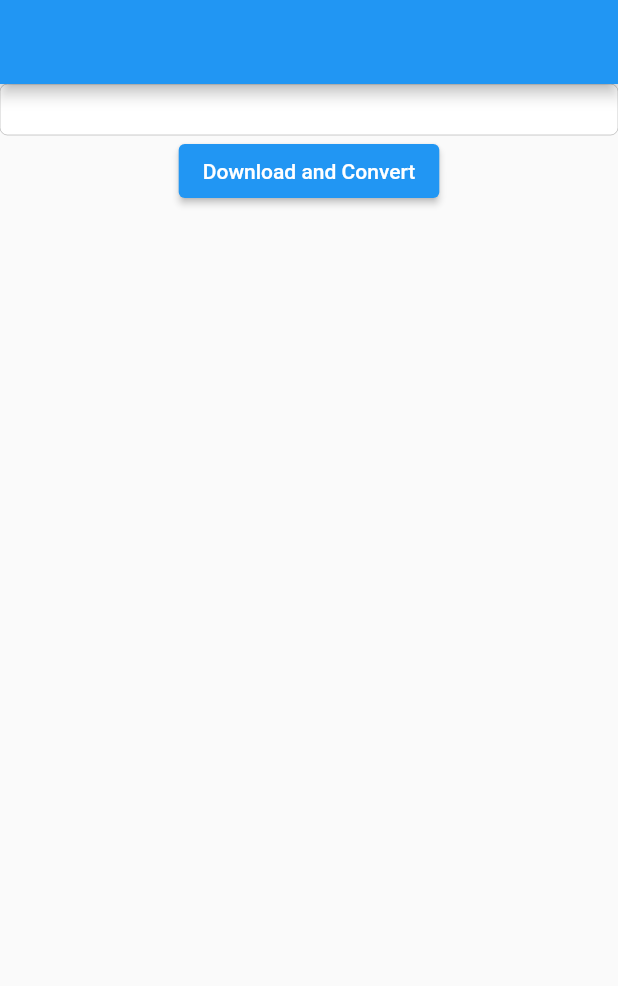
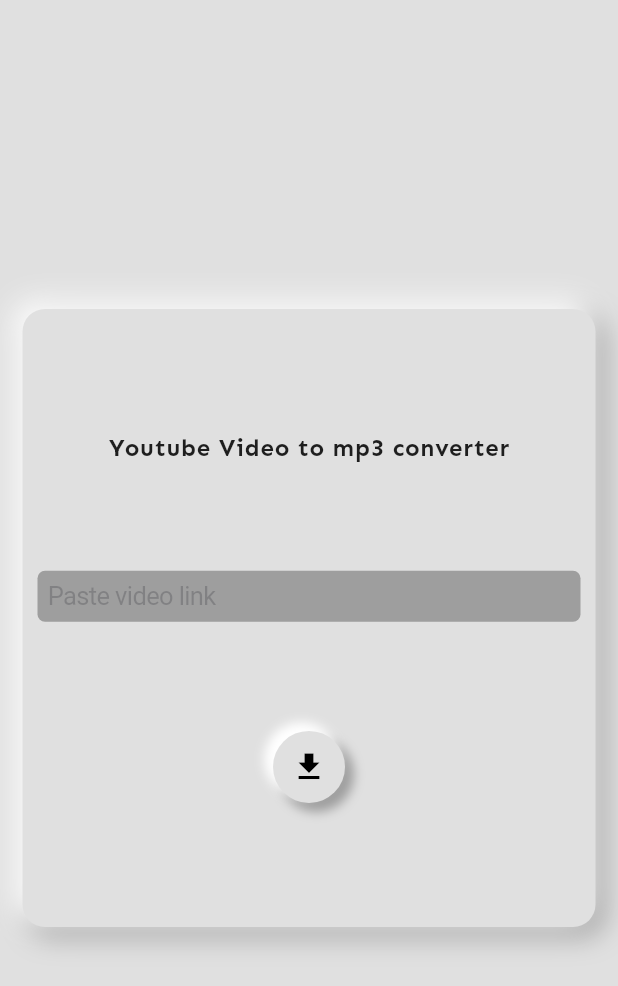
Before and after one commit to shijinthottiyil/Dasappan, a Flutter app: the screen it shows after launch, on a phone screen of 412 x 824 dp. Shown: the top 986 px of the screen. Run offline on Flutter 3.47's test engine with Material 2 defaults, Android fonts, the phone set to English and light mode, and no system bars; our stand-ins replace awesome_dialog, flutter_riverpod, loading_animation_widget, permission_handler; missing offline and left inert: android_path_provider, youtube_explode_dart.

Commit message:
ui changed && riverpod added

```diff
--- a/lib/home_screen.dart
+++ b/lib/home_screen.dart
@@ -1,84 +1,106 @@
-import 'dart:developer';
-import 'dart:io';
-import 'package:android_path_provider/android_path_provider.dart';
 import 'package:flutter/cupertino.dart';
 import 'package:flutter/material.dart';
-import 'package:permission_handler/permission_handler.dart';
-import 'package:youtube_explode_dart/youtube_explode_dart.dart';
-import 'package:path/path.dart' as path;
-import 'package:ffmpeg_kit_flutter/ffmpeg_kit.dart' as ffmpeg;
+import 'package:flutter_riverpod/flutter_riverpod.dart';
+import 'package:loading_animation_widget/loading_animation_widget.dart';
+import 'package:music_stream/home_controller.dart';
 
-class HomeScreen extends StatefulWidget {
+class HomeScreen extends ConsumerWidget {
   const HomeScreen({Key? key}) : super(key: key);
 
   @override
-  _HomeScreenState createState() => _HomeScreenState();
-}
-
-class _HomeScreenState extends State<HomeScreen> {
-  final textController = TextEditingController();
-
-  @override
-  Widget build(BuildContext context) {
+  Widget build(BuildContext context, WidgetRef ref) {
+    final provider = ref.watch(homeProvider);
+    final height = MediaQuery.sizeOf(context).height;
     return Scaffold(
-      appBar: AppBar(),
-      body: Center(
-        child: Column(
-          children: [
-            CupertinoTextField(
-              controller: textController,
+      backgroundColor: Colors.grey[300],
+      body: SafeArea(
+        child: Center(
+          child: Padding(
+            padding: const EdgeInsets.symmetric(horizontal: 15),
+            child: Container(
+              width: double.infinity,
+              height: height / 2,
+              decoration: BoxDecoration(
+                borderRadius: BorderRadius.circular(15),
+                color: Colors.grey.shade300,
+                boxShadow: [
+                  // Bottom Right Shadow Darker
+                  BoxShadow(
+                    color: Colors.grey.shade500,
+                    // Negative value of offset means top left corner (-1,-1) means top left corner
+                    // (1,1) Means Bottom Right Corner
+                    offset: const Offset(5, 5),
+                    blurRadius: 15,
+                    spreadRadius: 1,
+                  ),
+                  // Top Left Shadow Lighter
+                  const BoxShadow(
+                    color: Colors.white,
+                    offset: Offset(-5, -5),
+                    blurRadius: 15,
+                    spreadRadius: 1,
+                  ),
+                ],
+              ),
+              child: Padding(
+                padding: const EdgeInsets.all(10),
+                child: Column(
+                  mainAxisAlignment: MainAxisAlignment.spaceEvenly,
+                  children: [
+                    const Text(
+                      "Youtube Video to mp3 converter",
+                      style: TextStyle(
+                        fontWeight: FontWeight.bold,
+                        fontSize: 16,
+                        letterSpacing: 0.5,
+                      ),
+                    ),
+                    CupertinoTextField(
+                      controller: provider.textController,
+                      placeholder: "Paste video link",
+                      decoration: BoxDecoration(
+                        color: Colors.grey,
+                        borderRadius: BorderRadius.circular(5),
+                      ),
+                    ),
+                    Visibility(
+                      visible: !provider.isLoading,
+                      replacement: LoadingAnimationWidget.halfTriangleDot(
+                          color: Colors.black, size: 25),
+                      child: Container(
+                        decoration: BoxDecoration(
+                            color: Colors.grey.shade300,
+                            shape: BoxShape.circle,
+                            boxShadow: [
+                              // Bottom Right Darker
+                              BoxShadow(
+                                color: Colors.grey.shade500,
+                                offset: const Offset(5, 5),
+                                blurRadius: 5,
+                                spreadRadius: 1,
+                              ),
+                              // Top Left
+                              const BoxShadow(
+                                color: Colors.white,
+                                offset: Offset(-5, -5),
+                                blurRadius: 5,
+                                spreadRadius: 1,
+                              ),
+                            ]),
+                        child: IconButton(
+                          color: Colors.black,
+                          onPressed: () {
+                            ref.read(homeProvider).covert(context);
+                          },
+                          icon: const Icon(Icons.download),
+                        ),
+                      ),
+                    ),
+                  ],
+                ),
+              ),
             ),
-            ElevatedButton(
-              onPressed: () async {
-                final yt = YoutubeExplode();
-                final id = VideoId(textController.text.trim());
-                final video = await yt.videos.get(id);
-
-                await Permission.storage.request();
-
-                final manifest = await yt.videos.streamsClient.getManifest(id);
-                final audio = manifest.audioOnly.withHighestBitrate();
-
-                final dir = await AndroidPathProvider.downloadsPath;
-                final filePath = path.join(
-                  dir,
-                  '${video.id}.mp3',
-                );
-
-                final file = File(filePath);
-                final fileStream = file.openWrite();
-                await yt.videos.streamsClient.get(audio).pipe(fileStream);
-                await fileStream.flush();
-                await fileStream.close();
-
-                // Convert .webm to .mp3 using FFmpeg
-                // final mp3FilePath = path.join(
-                //   dir,
-                //   '${video.id}.mp3',
-                // );
-
-                // final ffmpegCommand =
-                //     '-i "$filePath" -vn -acodec libmp3lame "$mp3FilePath"';
-
-                // await ffmpeg.FFmpegKit.execute(ffmpegCommand).then((value) {
-                //   log("success");
-                // });
-
-                await showDialog(
-                  context: context,
-                  builder: (context) {
-                    return AlertDialog(
-                      content:
-                          Text('Download completed and saved to: $filePath'),
-                    );
-                  },
-                );
-
-                yt.close();
-              },
-              child: Text("Download and Convert"),
-            ),
-          ],
+          ),
         ),
       ),
     );
--- a/lib/main.dart
+++ b/lib/main.dart
@@ -1,8 +1,16 @@
 import 'package:flutter/material.dart';
+import 'package:flutter/services.dart';
+import 'package:flutter_riverpod/flutter_riverpod.dart';
 import 'package:music_stream/home_screen.dart';
 
 void main() {
-  runApp(MyApp());
+  SystemChrome.setSystemUIOverlayStyle(
+    SystemUiOverlayStyle.dark.copyWith(
+      statusBarColor: Colors.grey.shade300,
+      systemNavigationBarColor: Colors.grey.shade300,
+    ),
+  );
+  runApp(const ProviderScope(child: MyApp()));
 }
 
 class MyApp extends StatelessWidget {
@@ -11,7 +19,11 @@
   @override
   Widget build(BuildContext context) {
     return MaterialApp(
-      home: HomeScreen(),
+      theme: ThemeData(
+        fontFamily: 'Sen',
+      ),
+      debugShowCheckedModeBanner: false,
+      home: const HomeScreen(),
     );
   }
 }
```
Also changed, not shown: lib/home_controller.dart (added, +99 -0 lines), pubspec.yaml (+11 -13 lines), assets/fonts/Sen-Bold.ttf (added), assets/fonts/Sen-ExtraBold.ttf (added), assets/fonts/Sen-Medium.ttf (added), assets/fonts/Sen-Regular.ttf (added), assets/fonts/Sen-SemiBold.ttf (added), pubspec.lock, 4 other files.
